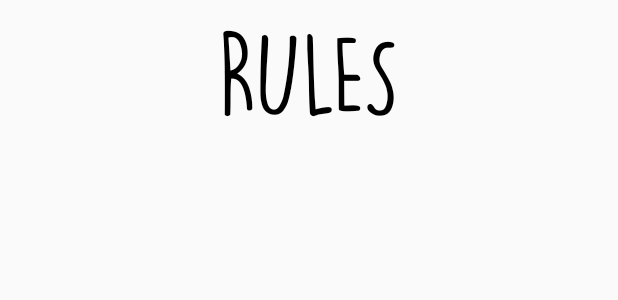
After one commit to UniRegensburg/abschlussprojekte-mobile-apps-fur-android-yahtzee-5, an Android app: the layout rules_layout.xml on its own in the app's theme, with its tools: preview values and no code run, on a phone screen of 412 x 824 dp. The commit adds this screen. Shown: the top 300 px of the screen. Run offline under Robolectric (Android 15) with nearby library versions, the phone set to English and light mode, and no system bars.

Commit message:
Klassenstruktur und Layout

```diff
--- /dev/null
+++ b/app/src/main/java/com/example/kniffel/Burgermenü/Burgermenu.java
@@ -0,0 +1,4 @@
+package com.example.kniffel.Burgermenü;
+
+public class Burgermenu {
+}
--- /dev/null
+++ b/app/src/main/java/com/example/kniffel/Highscore/Database/DatabaseHelper.java
@@ -0,0 +1,4 @@
+package com.example.kniffel.Highscore.Database;
+
+public class DatabaseHelper {
+}
--- /dev/null
+++ b/app/src/main/java/com/example/kniffel/Highscore/Database/HighscoreDatabase.java
@@ -0,0 +1,4 @@
+package com.example.kniffel.Highscore.Database;
+
+public abstract class HighscoreDatabase {
+}
--- /dev/null
+++ b/app/src/main/java/com/example/kniffel/Highscore/Database/HighscoreItemDao.java
@@ -0,0 +1,4 @@
+package com.example.kniffel.Highscore.Database;
+
+public class HighscoreItemDao {
+}
--- /dev/null
+++ b/app/src/main/java/com/example/kniffel/Highscore/HighscoreActivity.java
@@ -0,0 +1,4 @@
+package com.example.kniffel.Highscore;
+
+public class HighscoreActivity {
+}
--- /dev/null
+++ b/app/src/main/java/com/example/kniffel/Highscore/HighscoreItem.java
@@ -0,0 +1,4 @@
+package com.example.kniffel.Highscore;
+
+public class HighscoreItem {
+}
--- /dev/null
+++ b/app/src/main/java/com/example/kniffel/Highscore/HighscoreListAdapter.java
@@ -0,0 +1,4 @@
+package com.example.kniffel.Highscore;
+
+public class HighscoreListAdapter {
+}
--- /dev/null
+++ b/app/src/main/java/com/example/kniffel/InsertName/InsertNameActivity.java
@@ -0,0 +1,4 @@
+package com.example.kniffel.InsertName;
+
+public class InsertNameActivity {
+}
--- /dev/null
+++ b/app/src/main/java/com/example/kniffel/InsertResults/TableActivity.java
@@ -0,0 +1,4 @@
+package com.example.kniffel.InsertResults;
+
+public class TableActivity {
+}
--- /dev/null
+++ b/app/src/main/java/com/example/kniffel/RollTheDice/Gif.java
@@ -0,0 +1,4 @@
+package com.example.kniffel.RollTheDice;
+
+public class Gif {
+}
--- /dev/null
+++ b/app/src/main/java/com/example/kniffel/RollTheDice/RollTheDiceActivity.java
@@ -0,0 +1,4 @@
+package com.example.kniffel.RollTheDice;
+
+public class RollTheDiceActivity {
+}
--- /dev/null
+++ b/app/src/main/java/com/example/kniffel/RollTheDice/ShakeSensor/ShakeSensor.java
@@ -0,0 +1,4 @@
+package com.example.kniffel.RollTheDice.ShakeSensor;
+
+public class ShakeSensor {
+}
--- /dev/null
+++ b/app/src/main/java/com/example/kniffel/RollTheDice/ShakeSensor/ShakeSensorListener.java
@@ -0,0 +1,4 @@
+package com.example.kniffel.RollTheDice.ShakeSensor;
+
+public interface ShakeSensorListener {
+}
--- /dev/null
+++ b/app/src/main/java/com/example/kniffel/Rules/Rules.java
@@ -0,0 +1,4 @@
+package com.example.kniffel.Rules;
+
+public class Rules {
+}
--- /dev/null
+++ b/app/src/main/java/com/example/kniffel/Tutorial/Tutorial.java
@@ -0,0 +1,4 @@
+package com.example.kniffel.Tutorial;
+
+public class Tutorial {
+}
--- /dev/null
+++ b/app/src/main/res/layout/rules_layout.xml
@@ -0,0 +1,37 @@
+<?xml version="1.0" encoding="utf-8"?>
+<androidx.constraintlayout.widget.ConstraintLayout xmlns:android="http://schemas.android.com/apk/res/android"
+    android:layout_width="match_parent"
+    android:layout_height="match_parent"
+    xmlns:app="http://schemas.android.com/apk/res-auto">
+
+    <TextView
+        android:id="@+id/rules"
+        android:layout_width="wrap_content"
+        android:layout_height="wrap_content"
+        android:layout_marginStart="8dp"
+        android:layout_marginEnd="8dp"
+        android:layout_marginTop="8dp"
+        android:layout_marginBottom="8dp"
+        android:fontFamily="@font/kniffel_textart"
+        android:text="@string/rules_text"
+        android:textColor="@android:color/black"
+        android:textSize="70sp"
+        app:layout_constraintTop_toTopOf="parent"
+        app:layout_constraintStart_toStartOf="parent"
+        app:layout_constraintEnd_toEndOf="parent"
+        />
+
+    <ScrollView
+        android:id="@+id/rules_how_to_play"
+        android:layout_width="match_parent"
+        android:layout_height="wrap_content"
+        android:layout_marginStart="8dp"
+        android:layout_marginEnd="8dp"
+        android:layout_marginTop="8dp"
+        android:layout_marginBottom="8dp"
+        app:layout_constraintTop_toBottomOf="@id/rules"
+        app:layout_constraintStart_toStartOf="parent"
+        app:layout_constraintEnd_toEndOf="parent"
+        />
+
+</androidx.constraintlayout.widget.ConstraintLayout>
--- a/app/src/main/res/values/strings.xml
+++ b/app/src/main/res/values/strings.xml
@@ -42,4 +42,5 @@
     <string name="name">Name</string>
     <string name="text_roll_the_dice">Es würfelt Spieler 1:</string>
     <string name="countdown_rolling_the_dice">x</string>
+    <string name="rules_text">RULES</string>
 </resources>
```
